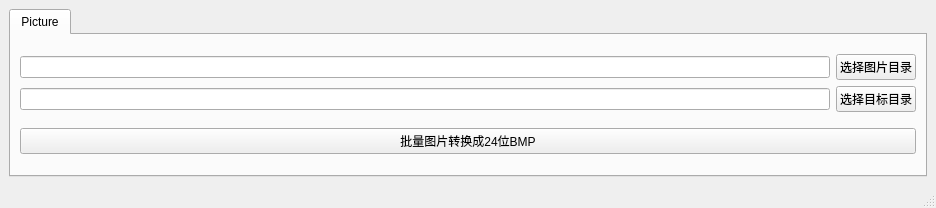
Above: SYD_Python/tools.ui from shunxingzhe/calculator before the change. Below: the same form after it.
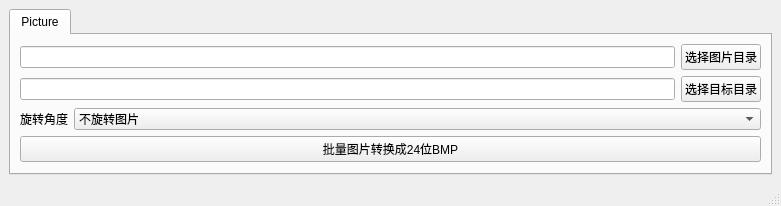
That is the form after the change. Custom widgets are drawn as their Qt base class.

Commit message: python的工程增加旋转角度的功能

What changed in the file:
```diff
--- a/SYD_Python/tools.ui
+++ b/SYD_Python/tools.ui
@@ -6,8 +6,8 @@
    <rect>
     <x>0</x>
     <y>0</y>
-    <width>936</width>
-    <height>208</height>
+    <width>781</width>
+    <height>203</height>
    </rect>
   </property>
   <property name="windowTitle">
@@ -60,6 +60,47 @@
           </item>
          </layout>
         </item>
+        <item>
+         <layout class="QHBoxLayout" name="horizontalLayout">
+          <item>
+           <widget class="QLabel" name="label">
+            <property name="sizePolicy">
+             <sizepolicy hsizetype="Maximum" vsizetype="Preferred">
+              <horstretch>0</horstretch>
+              <verstretch>0</verstretch>
+             </sizepolicy>
+            </property>
+            <property name="text">
+             <string>旋转角度</string>
+            </property>
+           </widget>
+          </item>
+          <item>
+           <widget class="QComboBox" name="comboBox_picture_rotate">
+            <item>
+             <property name="text">
+              <string>不旋转图片</string>
+             </property>
+            </item>
+            <item>
+             <property name="text">
+              <string>顺时针旋转90°</string>
+             </property>
+            </item>
+            <item>
+             <property name="text">
+              <string>顺时针旋转180°</string>
+             </property>
+            </item>
+            <item>
+             <property name="text">
+              <string>顺时针旋转270°</string>
+             </property>
+            </item>
+           </widget>
+          </item>
+         </layout>
+        </item>
         <item>
          <widget class="QPushButton" name="pushButtonConvertPicture">
           <property name="text">
```
The commit also changes 5 other files.
